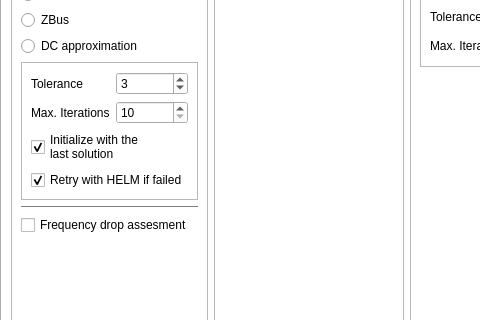
Qt form GUI/main_gui/gui.ui (SanPen/GridCal) before a commit; both pictures show x 0 to 480 and y 242 to 562 of the 1045 by 661 pixel window.
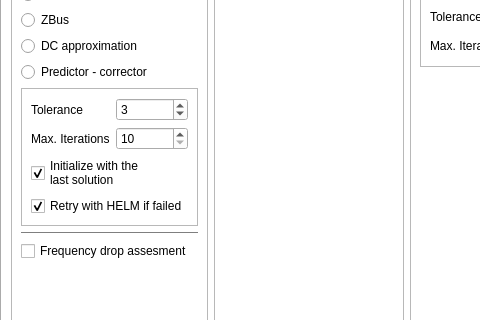
The same form after that commit. The open tabs and pages were chosen to show the change. Icons and pictures are not drawn. Custom widgets are drawn as their Qt base class.

Diff of the .ui file:
```diff
--- a/GUI/main_gui/gui.ui
+++ b/GUI/main_gui/gui.ui
@@ -616,6 +616,13 @@
              </property>
             </widget>
            </item>
+           <item>
+            <widget class="QRadioButton" name="contiuationpf_option_button">
+             <property name="text">
+              <string>Predictor - corrector</string>
+             </property>
+            </widget>
+           </item>
            <item>
             <widget class="QFrame" name="frame_13">
              <property name="frameShape">
```
